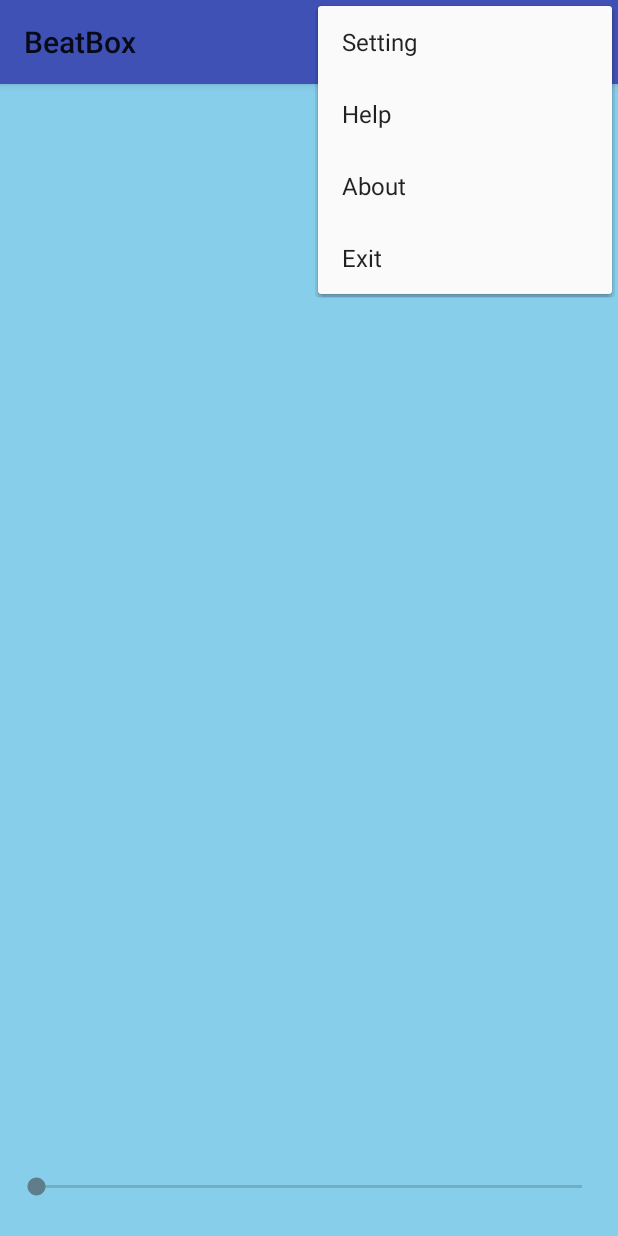
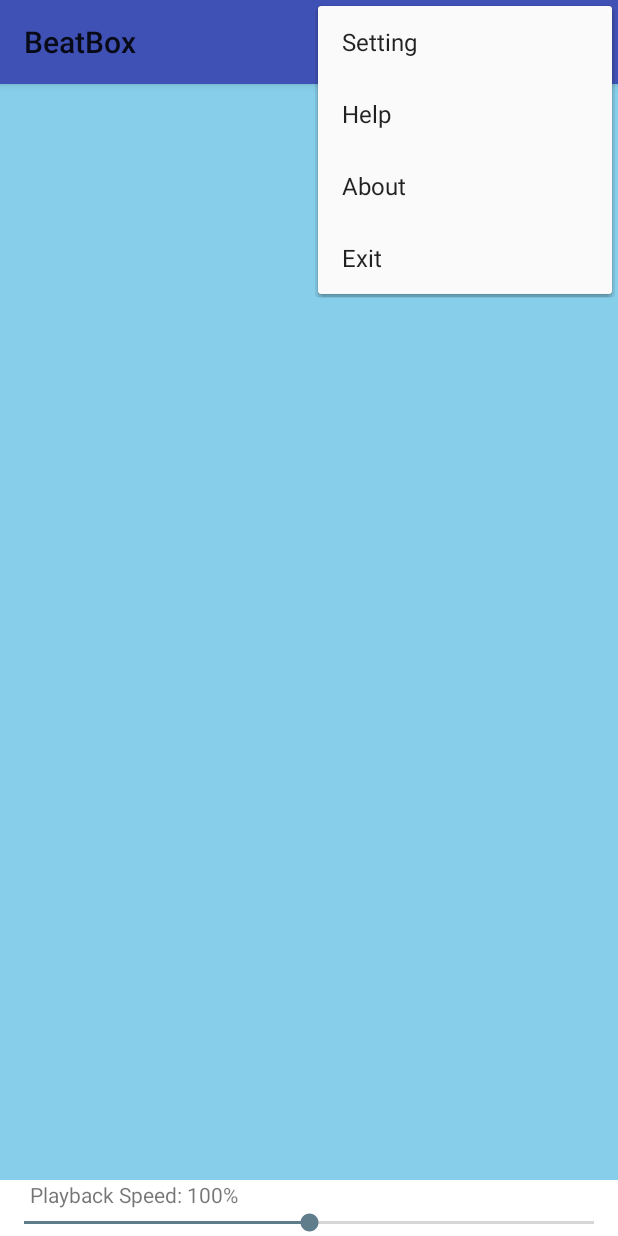
Before and after one commit to natebrate/Android-BeatBox, an Android app: the screen it shows after launch (BeatBoxActivity), with the options menu open, on a phone screen of 412 x 824 dp. Run offline under Robolectric (Android 15) with nearby library versions, the phone set to English and light mode, and no system bars; our stand-ins replace data binding.

Commit message:
update seekbar

```diff
--- a/app/src/main/java/com/bignerdranch/android/beatbox/BeatBox.java
+++ b/app/src/main/java/com/bignerdranch/android/beatbox/BeatBox.java
@@ -22,6 +22,7 @@ public class BeatBox {
     private AssetManager mAssets;
     private List<Sound> mSounds = new ArrayList<>();
     private SoundPool mSoundPool;
+    private float mRate = 1.0f;
     private float mPlaybackSpeedRate;
     private String mPlaybackSpeedLabel;
 
@@ -57,7 +58,11 @@ public class BeatBox {
         if (soundId == null) {
             return;
         }
-        mSoundPool.play(soundId, 1.0f, 1.0f, 1, 0, 1.0f);
+        mSoundPool.play(soundId, 1.0f, 1.0f, 1, 0, mRate);
+    }
+
+    public void setRate(float rate) {
+        mRate = rate;
     }
 
     public void release() {
--- a/app/src/main/java/com/bignerdranch/android/beatbox/BeatBoxFragment.java
+++ b/app/src/main/java/com/bignerdranch/android/beatbox/BeatBoxFragment.java
@@ -1,6 +1,7 @@
 package com.bignerdranch.android.beatbox;
 
 import android.databinding.DataBindingUtil;
+import android.media.MediaPlayer;
 import android.os.Bundle;
 import android.support.annotation.Nullable;
 import android.support.v4.app.Fragment;
@@ -11,6 +12,7 @@ import android.view.LayoutInflater;
 import android.view.View;
 import android.view.ViewGroup;
 import android.support.v7.widget.Toolbar;
+import android.widget.SeekBar;
 
 import com.bignerdranch.android.beatbox.databinding.FragmentBeatBoxBinding;
 import com.bignerdranch.android.beatbox.databinding.ListItemSoundBinding;
@@ -36,12 +38,40 @@ public class BeatBoxFragment extends Fragment {
     @Override
     public View onCreateView(LayoutInflater inflater, ViewGroup container,
                              Bundle savedInstanceState) {
-        FragmentBeatBoxBinding binding = DataBindingUtil
+        final FragmentBeatBoxBinding binding = DataBindingUtil
                 .inflate(inflater, R.layout.fragment_beat_box, container, false);
 
         binding.recyclerView.setLayoutManager(new GridLayoutManager(getActivity(), 3));
         binding.recyclerView.setAdapter(new SoundAdapter(mBeatBox.getSounds()));
         // binding.setViewModel(new FragmentViewModel(mBeatBox));
+
+
+        binding.seekBarText.setText("Playback Speed: 100%");
+        binding.seekBar.setProgress(binding.seekBar.getMax() / 2);
+        binding.seekBar.setOnSeekBarChangeListener(new SeekBar.OnSeekBarChangeListener() {
+            @Override
+            public void onProgressChanged(SeekBar seekBar, int progress, boolean fromUser) {
+                float result;
+                if (progress < seekBar.getMax() / 2) {
+                    result = progress * 0.01f + 0.5f;
+                    mBeatBox.setRate(result);
+                } else {
+                    result = progress * 0.02f;
+                    mBeatBox.setRate(result);
+                }
+                binding.seekBarText.setText("Playback Speed: " + (int)(result * 100) + "%");
+            }
+
+            @Override
+            public void onStartTrackingTouch(SeekBar seekBar) {
+
+            }
+
+            @Override
+            public void onStopTrackingTouch(SeekBar seekBar) {
+
+            }
+        });
 
         return binding.getRoot();
     }
--- a/app/src/main/java/com/bignerdranch/android/beatbox/SingleFragmentActivity.java
+++ b/app/src/main/java/com/bignerdranch/android/beatbox/SingleFragmentActivity.java
@@ -3,10 +3,9 @@ package com.bignerdranch.android.beatbox;
 
 import android.content.Context;
 import android.content.Intent;
-import android.content.SharedPreferences;
 import android.media.MediaPlayer;
 import android.os.Bundle;
-import android.preference.PreferenceManager;
+import android.os.Handler;
 import android.support.v4.app.Fragment;
 import android.support.v4.app.FragmentManager;
 import android.support.v7.app.AppCompatActivity;
@@ -21,6 +20,7 @@ public abstract class SingleFragmentActivity extends AppCompatActivity {
         return R.layout.activity_fragment;
     }
 
+    MediaPlayer mp;
     @Override
     public void onCreate(Bundle savedInstanceState) {
         super.onCreate(savedInstanceState);
@@ -32,9 +32,7 @@ public abstract class SingleFragmentActivity extends AppCompatActivity {
         FragmentManager manager = getSupportFragmentManager();
         Fragment fragment = manager.findFragmentById(R.id.fragment_container);
 
-        MediaPlayer mp = new MediaPlayer();
-        MediaPlayer.create(this, R.raw.song1_bk);
-        mp.start();
+        playSound();
 
         if (fragment == null) {
             fragment = createFragment();
@@ -42,6 +40,18 @@ public abstract class SingleFragmentActivity extends AppCompatActivity {
                     .add(R.id.fragment_container, fragment)
                     .commit();
         }
+    }
+
+    public void playSound() {
+        mp=MediaPlayer.create(getApplicationContext(),R.raw.song1_bk);// the song is a filename which i have pasted inside a folder **raw** created under the **res** folder.//
+        mp.start();
+        Handler handler=new Handler();
+        handler.postDelayed(new Runnable() {
+            @Override
+            public void run() {
+                mp.stop();
+            }
+        }, 5 * 1000);
     }
 
 
--- a/app/src/main/res/layout/fragment_beat_box.xml
+++ b/app/src/main/res/layout/fragment_beat_box.xml
@@ -1,60 +1,38 @@
-<?xml version="1.0" encoding="utf-8"?>
 <layout
+    xmlns:android="http://schemas.android.com/apk/res/android">
 
-    xmlns:android="http://schemas.android.com/apk/res/android"
-    xmlns:app="http://schemas.android.com/apk/res-auto"
-    xmlns:tools="http://schemas.android.com/tools">
-    <data>
-        <variable
-            name="viewModel"
-            type="com.bignerdranch.android.beatbox.FragmentViewModel"/>
-    </data>
+    <FrameLayout
+        android:layout_width="match_parent"
+        android:layout_height="match_parent">
 
-<android.support.constraint.ConstraintLayout
-    android:layout_width="match_parent"
-    android:layout_height="match_parent">
+        <android.support.v7.widget.RecyclerView
+            android:id="@+id/recycler_view"
+            android:layout_width="match_parent"
+            android:layout_marginTop="60dp"
+            android:layout_marginBottom="60dp"
+            android:layout_height="match_parent" />
 
-    <android.support.v7.widget.RecyclerView
-        android:id="@+id/recycler_view"
-        android:layout_width="390dp"
-        android:layout_height="606dp"
-        android:layout_marginLeft="8dp"
-        android:layout_marginRight="8dp"
-        android:layout_marginBottom="12dp"
-        app:layout_constraintBottom_toTopOf="@+id/speed_rate_label"
-        app:layout_constraintHorizontal_bias="0.261"
-        app:layout_constraintLeft_toLeftOf="parent"
-        app:layout_constraintRight_toRightOf="parent"
-        app:layout_constraintTop_toTopOf="parent"
-        app:layout_constraintVertical_bias="1.0" />
+        <RelativeLayout
+            android:layout_width="match_parent"
+            android:layout_height="wrap_content"
+            android:layout_gravity="bottom"
+            android:background="#FFFFFF">
 
-    <TextView
-        android:id="@+id/speed_rate_label"
-        android:layout_width="wrap_content"
-        android:layout_height="wrap_content"
-        android:layout_marginLeft="8dp"
-        android:layout_marginRight="8dp"
-        android:text="@{viewModel.mPlaybackSpeedRateLabel}"
-        app:layout_constraintBottom_toTopOf="@+id/seek_bar"
-        app:layout_constraintLeft_toLeftOf="parent"
-        app:layout_constraintRight_toRightOf="parent"
-        tools:text="Playback Speed: 100 %"/>
+            <android.support.v7.widget.AppCompatSeekBar
+                android:id="@+id/seek_bar"
+                android:layout_width="match_parent"
+                android:layout_height="wrap_content"
+                android:layout_below="@+id/seek_bar_text"
+                />
 
-    <SeekBar
-        android:id="@+id/seek_bar"
-        android:layout_width="0dp"
-        android:layout_height="wrap_content"
-        android:layout_marginLeft="8dp"
-        android:layout_marginRight="8dp"
-        android:layout_marginBottom="24dp"
-        android:max="160"
-        android:onProgressChanged="@{viewModel::onPlaybackSpeedRateChanged}"
-        android:progress="@{viewModel.mPlaybackSpeedRate}"
-        app:layout_constraintBottom_toBottomOf="parent"
-        app:layout_constraintHorizontal_bias="0.0"
-        app:layout_constraintLeft_toLeftOf="parent"
-        app:layout_constraintRight_toRightOf="parent" />
+            <TextView
+                android:id="@+id/seek_bar_text"
+                android:text="@string/Default"
+                android:layout_width="match_parent"
+                android:layout_height="wrap_content"
+                android:paddingStart="20dp"/>
+        </RelativeLayout>
 
-</android.support.constraint.ConstraintLayout>
+    </FrameLayout>
 
 </layout>
--- a/app/src/main/res/values/strings.xml
+++ b/app/src/main/res/values/strings.xml
@@ -16,6 +16,6 @@
 
     <string name="Colorful_Beach">Colorful Beach</string>
     <string name="Abstract">Abstract</string>
-    <string name="Default">Default</string>
+    <string name="Default">Play Back Speed</string>
     <string name="list2_dialog_title">Theme Selected</string>
 </resources>
```
